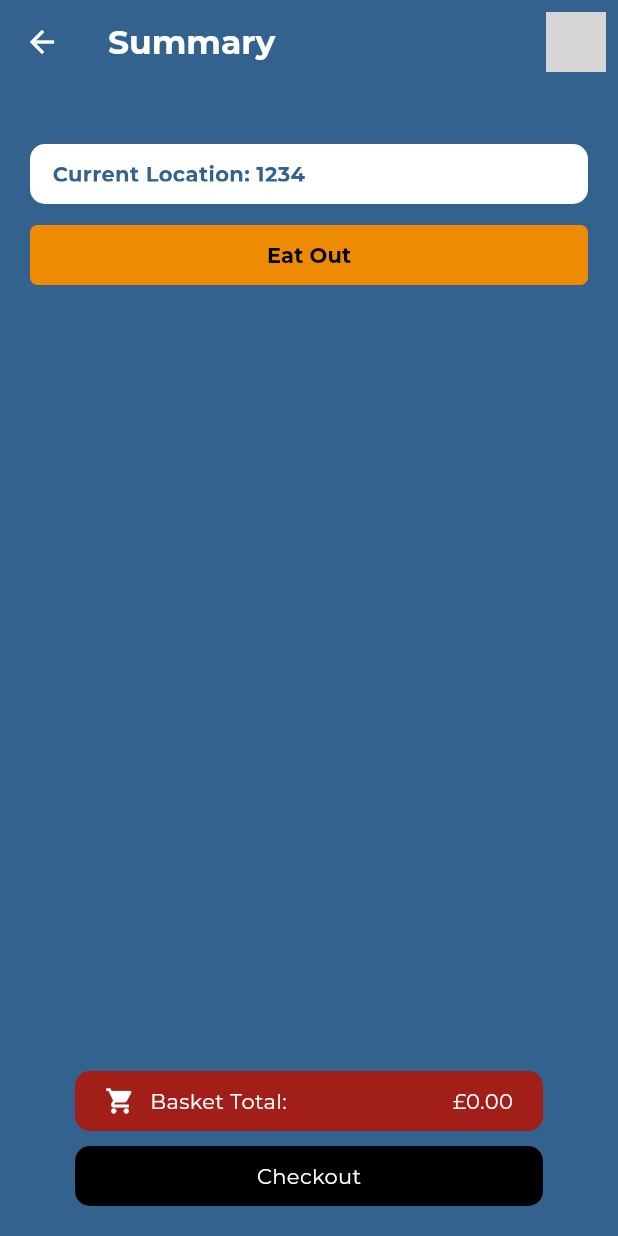
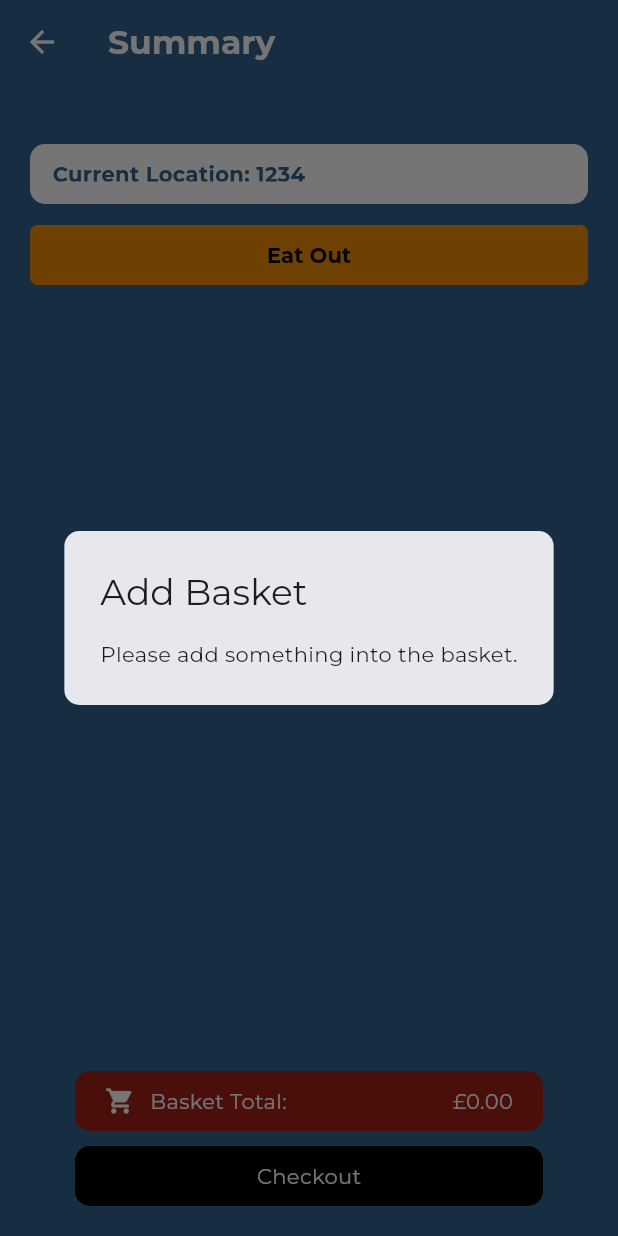
Before and after one commit to sgaabdu4/greggs_booking, a Flutter app: the SummaryPage screen opened directly, after a tap on "Checkout", on a phone screen of 412 x 824 dp. Run offline on Flutter 3.47's test engine with Material 3 defaults, Android fonts, the phone set to English and light mode, and no system bars; our stand-ins replace flutter_riverpod, google_fonts; network calls fail; grey boxes are pictures that could not be loaded.

Commit message:
added an alert dialog if  nothing in basket

```diff
--- a/lib/utils.dart
+++ b/lib/utils.dart
@@ -6,17 +6,27 @@ import 'package:greggs_booking/api_classes.dart';
 import 'package:greggs_booking/providers.dart';
 import 'package:greggs_booking/summary.dart';
 
-class PaymentButtonWidget extends StatelessWidget {
+class PaymentButtonWidget extends ConsumerWidget {
   const PaymentButtonWidget({
     super.key,
   });
 
   @override
-  Widget build(BuildContext context) {
+  Widget build(BuildContext context, WidgetRef ref) {
+    final aggregatedItems = ref.watch(aggregatedItemsProvider);
     return InkWell(
       onTap: () {
-        Navigator.of(context)
-            .push(MaterialPageRoute(builder: (context) => const SummaryPage()));
+        if (aggregatedItems.isNotEmpty) {
+          Navigator.of(context).push(
+              MaterialPageRoute(builder: (context) => const SummaryPage()));
+        } else {
+          showDialog<String>(
+              context: context,
+              builder: (BuildContext context) => const AlertDialog(
+                    title: Text('Add Basket'),
+                    content: Text('Please add something into the basket.'),
+                  ));
+        }
       },
       child: Container(
           height: 40,
```
